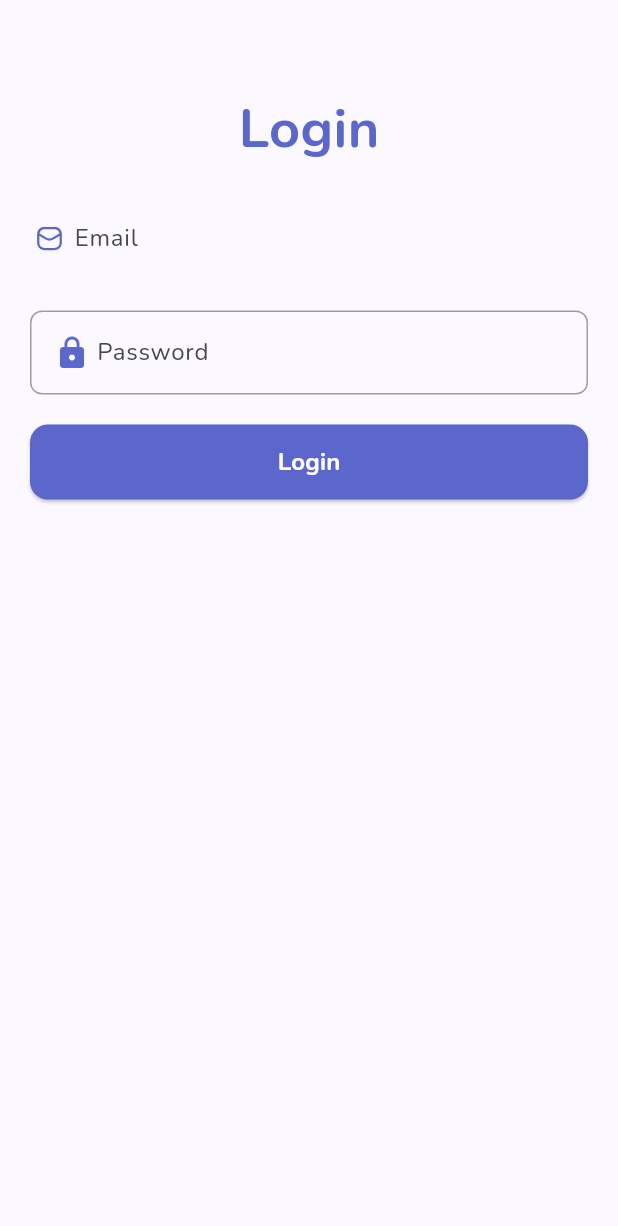
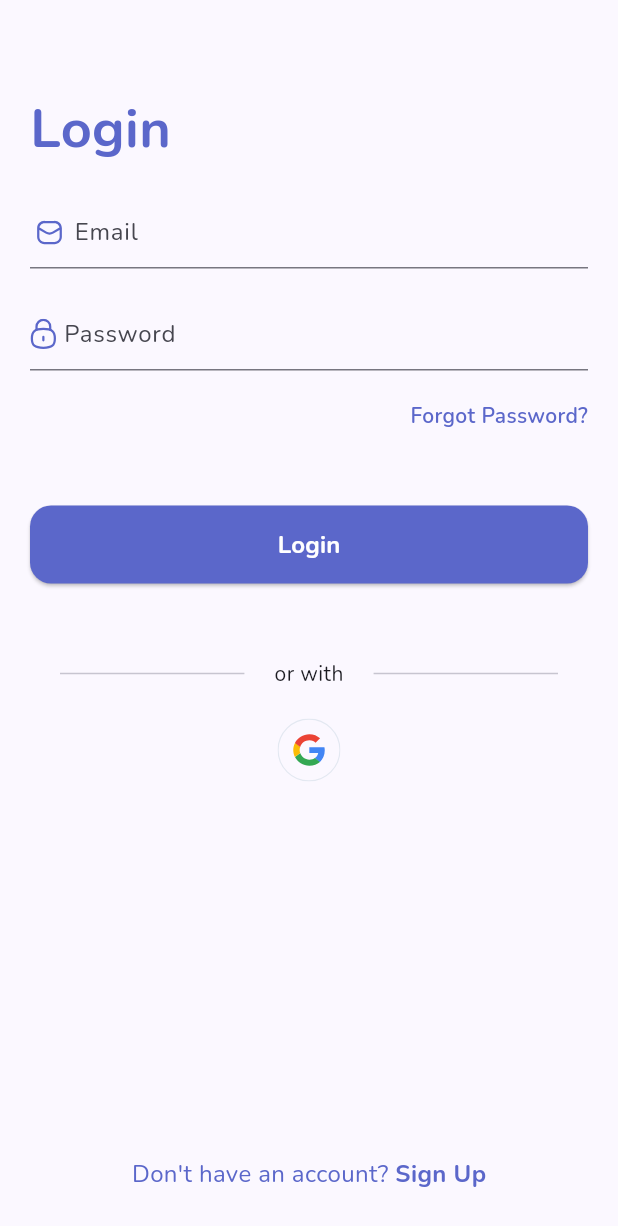
Before and after one commit to harshpreet1123/zen, a Flutter app: the LoginScreen screen opened by its route, on a phone screen of 412 x 824 dp. Shown: the top 1226 px of the screen. Run offline on Flutter 3.47's test engine with Material 3 defaults, Android fonts, the phone set to English and light mode, and no system bars; our stand-ins replace flutter_svg.

Commit message:
login screen

```diff
--- a/lib/screens/auth/auth_screen.dart
+++ b/lib/screens/auth/auth_screen.dart
@@ -17,7 +17,7 @@ class AuthScreen extends StatelessWidget {
           crossAxisAlignment: CrossAxisAlignment.center,
           children: [
             Center(child: SvgPicture.asset('assets/svg/auth.svg')),
-            const HGap(),
+            hGap(),
             Text(
               'Zen',
               style: TextStyle(
@@ -26,14 +26,14 @@ class AuthScreen extends StatelessWidget {
                 fontWeight: FontWeight.bold,
               ),
             ),
-            const HGap(),
+            hGap(),
             Text(
               'Stay Productive',
               style: TextStyle(
                   color: Theme.of(context).primaryColor, fontSize: 16),
             ),
-            const HGap(
-              height: 40,
+            hGap(
+              h:40
             ),
             CustomElevatedButton(
               label: 'Login',
@@ -41,14 +41,14 @@ class AuthScreen extends StatelessWidget {
                 Navigator.pushNamed(context, '/login');
               },
             ),
-            const HGap(),
+            hGap(),
             CustomTextButton(
               label: 'Sign Up',
               onPresed: () {
                 Navigator.pushNamed(context, '/signup');
               },
             ),
-            const HGap(),
+            hGap(),
           ],
         ),
       ),
--- a/lib/screens/auth/login_screen.dart
+++ b/lib/screens/auth/login_screen.dart
@@ -11,6 +11,7 @@ class LoginScreen extends StatefulWidget {
 }
 
 class _LoginScreenState extends State<LoginScreen> {
+  bool isObscure = true;
   @override
   Widget build(BuildContext context) {
     return Scaffold(
@@ -18,10 +19,9 @@ class _LoginScreenState extends State<LoginScreen> {
         child: Padding(
           padding: const EdgeInsets.all(20.0),
           child: Column(
+            crossAxisAlignment: CrossAxisAlignment.start,
             children: [
-              const HGap(
-                height: 40,
-              ),
+              hGap(h: 40),
               Text(
                 'Login',
                 style: TextStyle(
@@ -29,24 +29,22 @@ class _LoginScreenState extends State<LoginScreen> {
                     color: Theme.of(context).primaryColor,
                     fontWeight: FontWeight.w700),
               ),
-              const HGap(
-                height: 20,
-              ),
+              hGap(),
               TextFormField(
                 decoration: InputDecoration(
+                  contentPadding: const EdgeInsets.symmetric(vertical: 0),
                   label: Row(
                     mainAxisSize: MainAxisSize.min,
                     children: [
-                      SvgPicture.asset('assets/svg/email.svg',color: Theme.of(context).primaryColor,),
+                      SvgPicture.asset(
+                        'assets/svg/email.svg',
+                        color: Theme.of(context).primaryColor,
+                      ),
                       const Text(' Email')
                     ],
                   ),
                   hintText: 'example@gmail.com',
                   hintStyle: const TextStyle(color: Colors.grey),
-                  border: InputBorder.none,
-                  focusedBorder: InputBorder.none,
-                  enabledBorder: InputBorder.none,
-
                 ),
                 keyboardType: TextInputType.emailAddress,
                 validator: (value) {
@@ -59,44 +57,32 @@ class _LoginScreenState extends State<LoginScreen> {
                   return null;
                 },
               ),
-              const HGap(
-                height: 20,
-              ),
+              hGap(),
               TextFormField(
                 decoration: InputDecoration(
-                  // labelText: 'Password',
+                  suffix: InkWell(
+                      onTap: () {
+                        setState(() {
+                          isObscure = !isObscure;
+                        });
+                      },
+                      child: Icon(
+                          isObscure ? Icons.visibility : Icons.visibility_off)),
+                  contentPadding: const EdgeInsets.symmetric(vertical: 0),
                   hintText: '●●●●●●●●●',
                   hintStyle: const TextStyle(color: Colors.grey),
-                  // prefixIcon: const Icon(Icons.lock),
                   label: Row(
                     mainAxisSize: MainAxisSize.min,
                     children: [
-                      Icon(
-                        Icons.lock,
+                      SvgPicture.asset(
+                        'assets/svg/lock.svg',
                         color: Theme.of(context).primaryColor,
                       ),
                       const Text(' Password')
                     ],
                   ),
-                  border: OutlineInputBorder(
-                    borderRadius: BorderRadius.circular(8.0),
-                  ),
-                  focusedBorder: OutlineInputBorder(
-                    borderRadius: BorderRadius.circular(8.0),
-                    borderSide: BorderSide(
-                      color: Theme.of(context).primaryColor,
-                      width: 2.0,
-                    ),
-                  ),
-                  enabledBorder: OutlineInputBorder(
-                    borderRadius: BorderRadius.circular(8.0),
-                    borderSide: const BorderSide(
-                      color: Colors.grey,
-                      width: 1.0,
-                    ),
-                  ),
                 ),
-                obscureText: true,
+                obscureText: isObscure,
                 validator: (value) {
                   if (value == null || value.isEmpty) {
                     return 'Please enter your password';
@@ -107,13 +93,77 @@ class _LoginScreenState extends State<LoginScreen> {
                   return null;
                 },
               ),
-              const HGap(
-                height: 20,
+              hGap(),
+              SizedBox(
+                width: MediaQuery.of(context).size.width,
+                child: Align(
+                  alignment: Alignment.centerRight,
+                  child: InkWell(
+                    onTap: () {},
+                    child: Text(
+                      'Forgot Password?',
+                      style: TextStyle(
+                          color: Theme.of(context).primaryColor,
+                          fontSize: 14,
+                          fontWeight: FontWeight.w600),
+                    ),
+                  ),
+                ),
               ),
+              hGap(h: 50),
               CustomElevatedButton(
                 label: 'Login',
                 onPressd: () {},
               ),
+              hGap(h: 50),
+              const Row(
+                children: [
+                  Flexible(
+                    child: Divider(
+                      indent: 20,
+                      endIndent: 20,
+                    ),
+                  ),
+                  Text('or with'),
+                  Flexible(
+                    child: Divider(
+                      indent: 20,
+                      endIndent: 20,
+                    ),
+                  )
+                ],
+              ),
+              hGap(),
+              Align(
+                alignment: Alignment.center,
+                child: InkWell(
+                  onTap: () {},
+                  child: SvgPicture.asset('assets/svg/google.svg'),
+                ),
+              ),
+              hGap(),
+              Spacer(),
+              Row(
+                mainAxisAlignment: MainAxisAlignment.center,
+                children: [
+                  Text(
+                    'Don\'t have an account? ',
+                    style: TextStyle(
+                        fontSize: 16, color: Theme.of(context).primaryColor),
+                  ),
+                  InkWell(
+                    onTap: () {
+                      Navigator.pushNamed(context, '/signup');
+                    },
+                    child: Text('Sign Up',
+                        style: TextStyle(
+                            fontSize: 16,
+                            color: Theme.of(context).primaryColor,
+                            fontWeight: FontWeight.w700)),
+                  )
+                ],
+              ),
+              hGap(h: 10),
             ],
           ),
         ),
--- a/lib/widgets/custom_elevated_button.dart
+++ b/lib/widgets/custom_elevated_button.dart
@@ -11,8 +11,8 @@ class CustomElevatedButton extends StatelessWidget {
       onPressed: onPressd,
       style: ElevatedButton.styleFrom(
           shape:
-              RoundedRectangleBorder(borderRadius: BorderRadius.circular(12)),
-          minimumSize: Size(MediaQuery.of(context).size.width, 50),
+              RoundedRectangleBorder(borderRadius: BorderRadius.circular(14)),
+          minimumSize: Size(MediaQuery.of(context).size.width, 52),
           foregroundColor: Colors.white,
           backgroundColor: Theme.of(context).primaryColor),
       child: Text(
--- a/lib/widgets/gap.dart
+++ b/lib/widgets/gap.dart
@@ -1,25 +1,13 @@
 import 'package:flutter/material.dart';
 
-class HGap extends StatelessWidget {
-  final double? height;
-  const HGap({super.key, this.height});
-
-  @override
-  Widget build(BuildContext context) {
-    return SizedBox(
-      height: height ?? 20,
+Widget hGap({double? h}){
+  return SizedBox(
+      height: h ?? 20,
     );
-  }
 }
 
-class WGap extends StatelessWidget {
-  final double? width;
-  const WGap({super.key, this.width});
-
-  @override
-  Widget build(BuildContext context) {
-    return SizedBox(
-      width: width ?? 20,
+Widget wGap({double? w}){
+  return SizedBox(
+      width: w ?? 20,
     );
-  }
 }
```
Also changed, not shown: assets/svg/google.svg (added), assets/svg/lock.svg (added).
